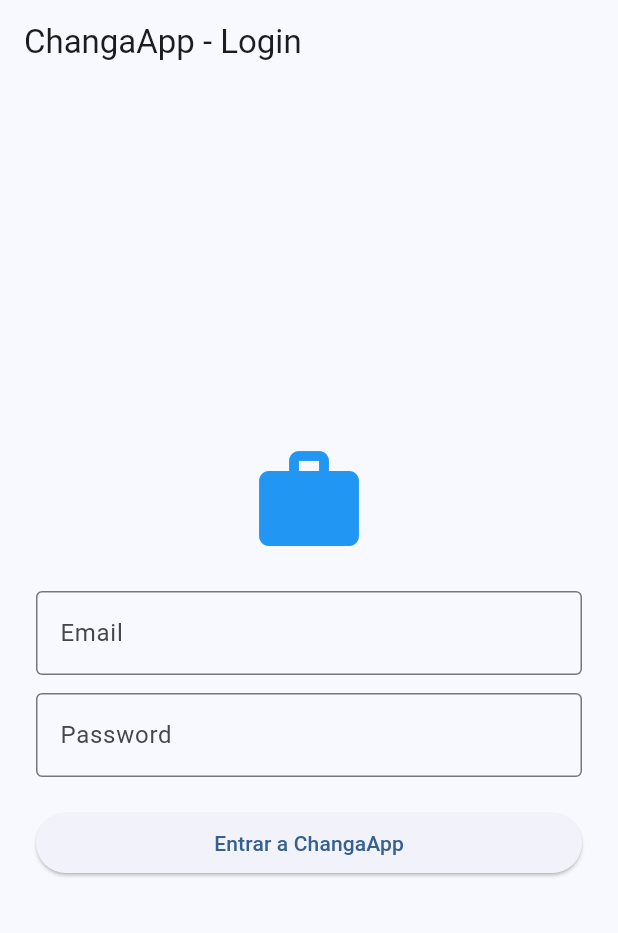
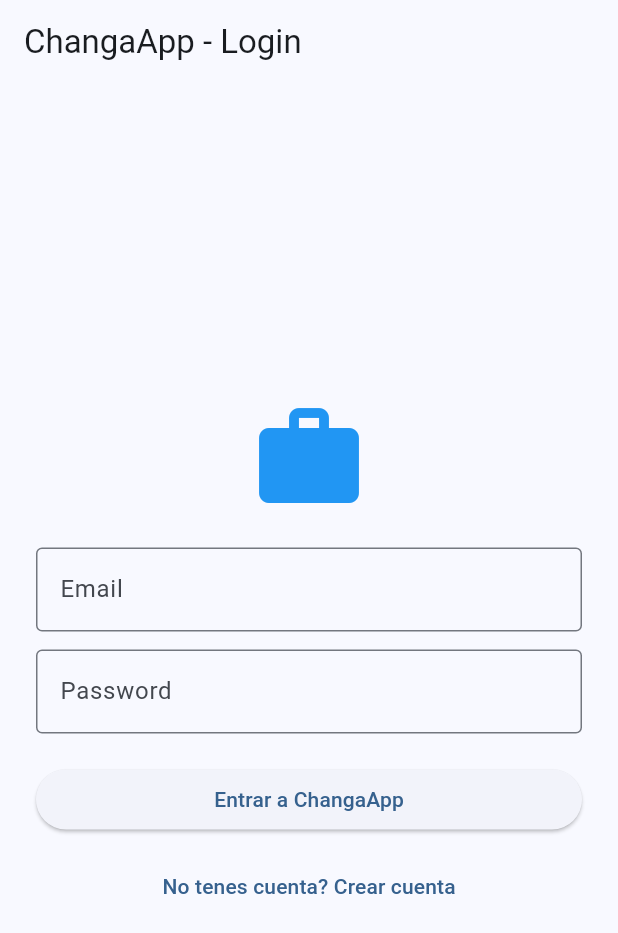
Before and after one commit to israbarreto110-sys/Changa-App, a Flutter app: the screen it shows after launch, on a phone screen of 412 x 824 dp. Shown: the top 933 px of the screen. Run offline on Flutter 3.47's test engine with Material 3 defaults, Android fonts, the phone set to English and light mode, and no system bars; our stand-ins replace cloud_firestore, firebase_core, flutter_local_notifications, geolocator; accounts and stored records are empty; statements that could not run were skipped.

Commit message:
Login conectado a Registro

```diff
--- a/lib/screens/login.dart
+++ b/lib/screens/login.dart
@@ -1,5 +1,7 @@
 import "package:flutter/material.dart";
 import "../mapa_page.dart";
+import "registro.dart";
+
 class LoginScreen extends StatelessWidget {
   const LoginScreen({super.key});
   @override
@@ -16,6 +18,10 @@
         SizedBox(width: double.infinity, child: ElevatedButton(onPressed:(){
           Navigator.pushReplacement(context, MaterialPageRoute(builder: (_) => const MapaPage()));
         }, child: const Text('Entrar a ChangaApp'))),
+        const SizedBox(height:10),
+        TextButton(onPressed:(){
+          Navigator.push(context, MaterialPageRoute(builder: (_) => const RegistroScreen()));
+        }, child: const Text('No tenes cuenta? Crear cuenta')),
       ])),
     );
   }
```
